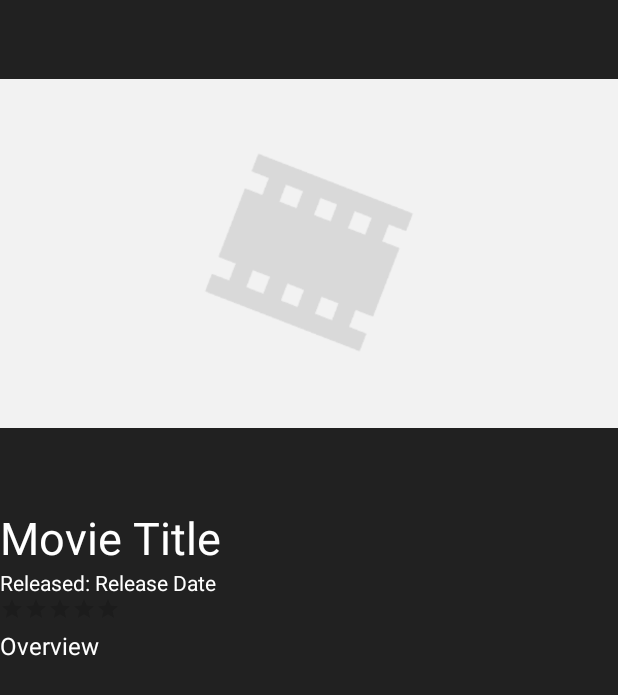
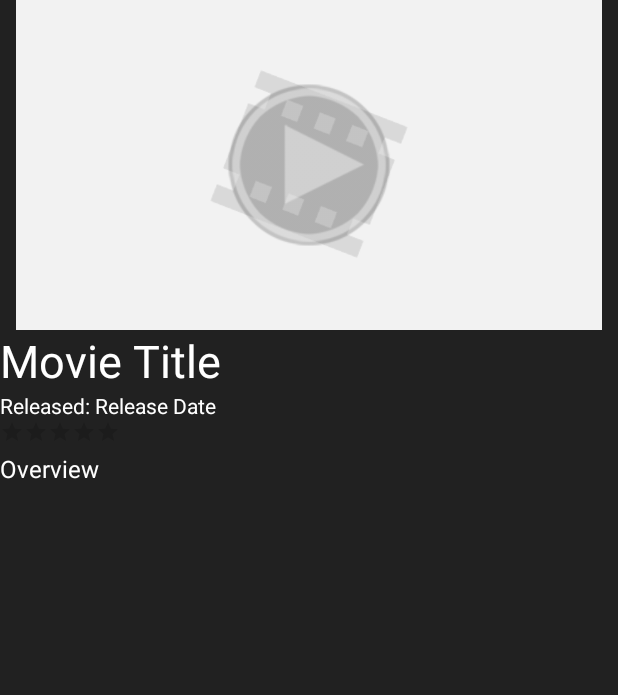
Before and after one commit to michellelimxuanli/Flicks, an Android app: the MovieDetailsActivity screen opened directly, with no data from a screen before it, on a phone screen of 412 x 824 dp. Shown: the top 695 px of the screen. Run offline under Robolectric (Android 15) with nearby library versions, the phone set to English and light mode, and no system bars; our stand-ins replace ButterKnife; libraries missing offline, so code that uses them is left out: com.loopj.android, cz.msebera.android, org.parceler; pictures from the network do not load; 13 statements that could not run were skipped.

Commit message:
Added video play button

```diff
--- a/app/src/main/res/layout/activity_movie_details.xml
+++ b/app/src/main/res/layout/activity_movie_details.xml
@@ -7,6 +7,27 @@
     tools:context="com.michellelimfacebook.flicks.MovieDetailsActivity"
     android:background="@color/colorPrimary">
 
+
+    <FrameLayout
+        android:id="@+id/loVideo"
+        android:layout_width="wrap_content"
+        android:layout_height="220dp">
+    <ImageView
+        android:id="@+id/ivTrailerImage"
+        android:layout_width="wrap_content"
+        android:layout_height="wrap_content"
+        app:srcCompat="@drawable/flicks_backdrop_placeholder"
+        android:layout_alignParentTop="true" />
+
+    <ImageView
+        android:id="@+id/VideoPreviewPlayButton"
+        android:layout_width="wrap_content"
+        android:layout_height="wrap_content"
+        android:layout_centerVertical="true"
+        android:layout_gravity="center_horizontal|bottom"
+        android:src="@drawable/flicks_play_button"/>
+    </FrameLayout>
+
     <TextView
         android:id="@+id/tvTitle"
         android:layout_width="wrap_content"
@@ -15,7 +36,7 @@
         android:textAppearance="@android:style/TextAppearance.Large"
         android:textColor="@color/colorAccent"
         android:textSize="30sp"
-        android:layout_below="@+id/ivTrailerImage"
+        android:layout_below="@+id/loVideo"
         android:layout_alignParentLeft="true"
         android:layout_alignParentStart="true" />
 
@@ -69,11 +90,6 @@
         android:layout_alignParentEnd="true"
         android:textColor="@color/colorAccent"/>
 
-    <ImageView
-        android:id="@+id/ivTrailerImage"
-        android:layout_width="wrap_content"
-        android:layout_height="wrap_content"
-        app:srcCompat="@drawable/flicks_backdrop_placeholder"
-        android:layout_alignParentTop="true" />
+
 
 </RelativeLayout>
```
Also changed, not shown: app/src/main/res/drawable/flicks_play_button.png (added).
